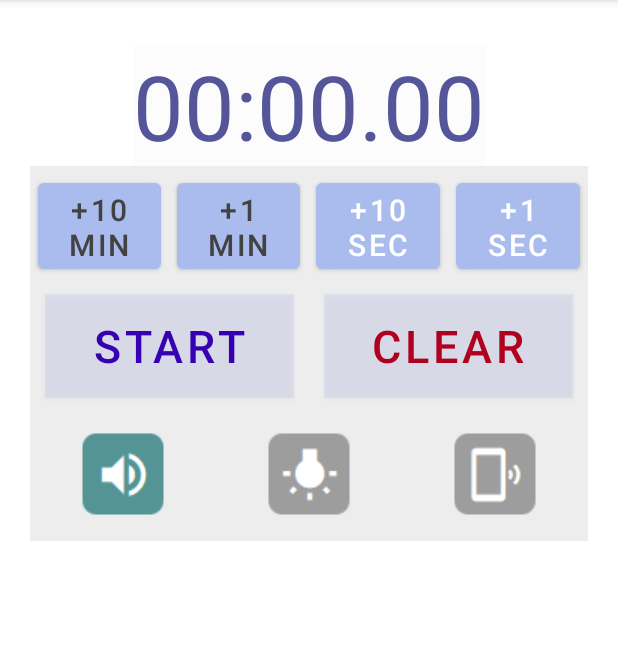
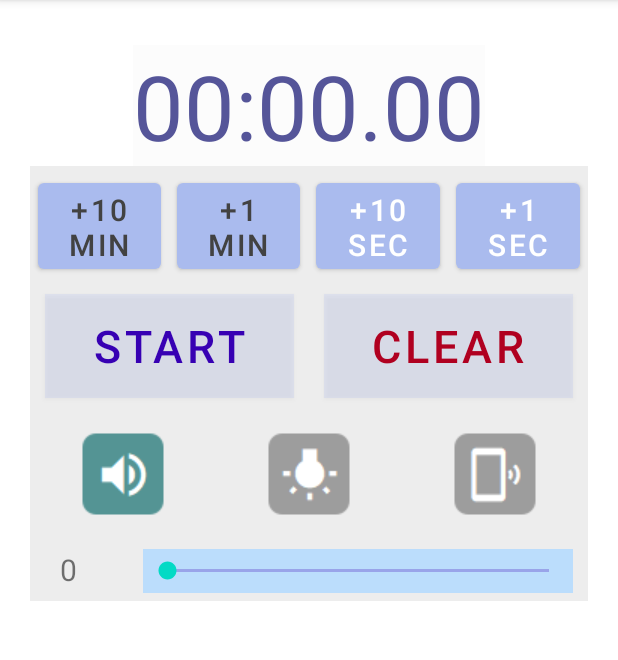
Before and after one commit to tfs-apps-one/NoticeTimer, an Android app: the screen it shows after launch (MainActivity), on a phone screen of 412 x 824 dp, the part 84-744 px from its top. Run offline under Robolectric (Android 15) with nearby library versions, the phone set to English and light mode, and no system bars.

Commit message:
音量バーの実装

```diff
--- a/app/src/main/java/tfsapps/noticetimer/MainActivity.java
+++ b/app/src/main/java/tfsapps/noticetimer/MainActivity.java
@@ -2,6 +2,7 @@ package tfsapps.noticetimer;
 
 import androidx.appcompat.app.AppCompatActivity;
 import android.content.Context;
+import android.media.AudioManager;
 import android.os.Bundle;
 
 //タイマー関連
@@ -10,6 +11,7 @@ import android.os.Vibrator;
 import android.view.View;
 import android.widget.Button;
 import android.widget.ImageButton;
+import android.widget.SeekBar;
 import android.widget.TextView;
 import java.text.SimpleDateFormat;
 import java.util.Locale;
@@ -54,6 +56,10 @@ public class MainActivity extends AppCompatActivity {
     private boolean is_set_light = false;       //ライト設定
     private boolean is_set_vaib = false;        //バイブ設定
 
+    private int now_volume;                     //現在の音量値
+    private SeekBar seek_volume;                //SeekBar
+    private AudioManager am;
+
     @Override
     protected void onCreate(Bundle savedInstanceState) {
         super.onCreate(savedInstanceState);
@@ -76,14 +82,59 @@ public class MainActivity extends AppCompatActivity {
             }
         }, new android.os.Handler());
 
+        /*音*/
+        am = (AudioManager) getSystemService(Context.AUDIO_SERVICE);
+        now_volume = am.getStreamVolume(AudioManager.STREAM_MUSIC);
+
+        /* SeekBar */
+        seek_volume = (SeekBar)findViewById(R.id.seekBar);
+        seek_volume.setOnSeekBarChangeListener(
+                new SeekBar.OnSeekBarChangeListener() {
+                    //ツマミをドラッグした時
+                    @Override
+                    public void onProgressChanged(SeekBar seekBar, int i, boolean b) {
+                        now_volume = seekBar.getProgress();
+                        am.setStreamVolume(AudioManager.STREAM_MUSIC, now_volume, 0);
+                        DisplayScreen();
+                    }
+                    //ツマミに触れた時
+                    @Override
+                    public void onStartTrackingTouch(SeekBar seekBar) {
+                        if (is_set_alarm == false)  return;
+                    }
+                    //ツマミを離した時
+                    @Override
+                    public void onStopTrackingTouch(SeekBar seekBar) {
+                        if (is_set_alarm == false)  return;
+                    }
+                }
+        );
+
+    }
+    /*
+        スタート処理
+     */
+    @Override
+    public void onStart() {
+        super.onStart();
+
         //画面初期化
         DisplayScreen();
     }
+
     /*
         画面描画処理
      */
     public void DisplayScreen() {
 
+        /* 音量 */
+        TextView t_volume = (TextView)findViewById(R.id.text_volume);
+        t_volume.setText(""+now_volume);
+        if (is_set_alarm == true)   seek_volume.setBackgroundColor(0xFFBBDDFC);
+        else                        seek_volume.setBackgroundColor(0xFFEDEDED);
+        seek_volume.setProgress(now_volume);
+
+        //以下は、タイマー動作中は表示更新しない
         if (isActive == true){
             /* タイマー動作中は画面更新しない */
             return;
@@ -104,7 +155,6 @@ public class MainActivity extends AppCompatActivity {
         ImageButton i_btn3 = (ImageButton) findViewById(R.id.btn_img_vaib);
         if (is_set_vaib == true)    i_btn3.setImageResource(R.drawable.vaib_1);
         else                        i_btn3.setImageResource(R.drawable.vaib_0);
-
     }
 
     /*
@@ -210,6 +260,15 @@ public class MainActivity extends AppCompatActivity {
         }
     }
 
+    /*
+        SeekBar処理
+     */
+
+
+
+    /*
+        カウントダウン処理
+     */
     class CountDown extends CountDownTimer {
         private long nowcount;
 
--- a/app/src/main/res/layout/activity_main.xml
+++ b/app/src/main/res/layout/activity_main.xml
@@ -179,5 +179,43 @@
 
     </LinearLayout>
 
+    <LinearLayout
+        android:id="@+id/linearLayout3"
+        android:layout_width="match_parent"
+        android:layout_height="40dp"
+        android:layout_alignParentStart="true"
+        app:layout_constraintTop_toBottomOf="@+id/linearLayout2"
+        android:background="@color/green_200"
+        android:orientation="horizontal">
+
+    <TextView
+        android:id="@+id/text_volume"
+        android:layout_width="0dp"
+        android:layout_height="match_parent"
+        android:layout_weight="1"
+        android:layout_marginTop="5dp"
+        android:layout_marginStart="20dp"
+        android:layout_marginBottom="5dp"
+        android:layout_marginEnd="10dp"
+        android:textSize="20dp"
+        android:background="@color/green_200"/>
+
+
+        <SeekBar
+        android:id="@+id/seekBar"
+        android:layout_width="0dp"
+        android:layout_height="match_parent"
+        android:layout_weight="8"
+        android:layout_marginTop="5dp"
+        android:layout_marginStart="10dp"
+        android:layout_marginBottom="5dp"
+        android:layout_marginEnd="10dp"
+        android:progress="5"
+        android:max="15"
+        android:progressBackgroundTint="@color/design_default_color_primary_variant"
+        android:background="@color/green_200"/>
+
+    </LinearLayout>
+
 
 </androidx.constraintlayout.widget.ConstraintLayout>
```
